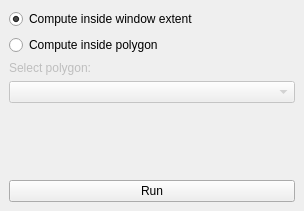
This is NoNameYetPlugin_dockwidget_base.ui in ctu-geoforall-lab/qgis-czech-lu-cn-analyzer-plugin as Qt 5 draws it before an edit. The edited form follows.
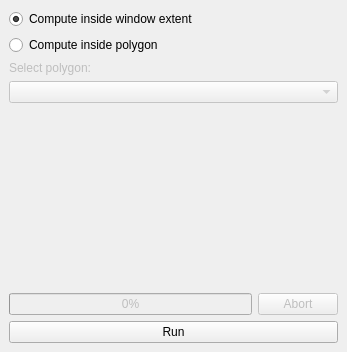
This is the edited form. Custom widgets are drawn as their Qt base class.

Commit message: Progress Bar & Abort Button

```diff
--- a/NoNameYetPlugin_dockwidget_base.ui
+++ b/NoNameYetPlugin_dockwidget_base.ui
@@ -6,8 +6,8 @@
    <rect>
     <x>0</x>
     <y>0</y>
-    <width>304</width>
-    <height>211</height>
+    <width>347</width>
+    <height>352</height>
    </rect>
   </property>
   <property name="windowTitle">
@@ -15,28 +15,41 @@
   </property>
   <widget class="QWidget" name="dockWidgetContents">
    <layout class="QGridLayout" name="gridLayout">
-    <item row="3" column="0">
-     <widget class="QgsMapLayerComboBox" name="mMapLayerComboBox">
-      <property name="enabled">
-       <bool>false</bool>
-      </property>
-     </widget>
-    </item>
-    <item row="1" column="0">
-     <widget class="QRadioButton" name="polygonButton">
-      <property name="text">
-       <string>Compute inside polygon</string>
-      </property>
-     </widget>
-    </item>
-    <item row="5" column="0">
+    <item row="8" column="0" colspan="2">
      <widget class="QPushButton" name="runButton">
       <property name="text">
        <string>Run</string>
       </property>
      </widget>
     </item>
-    <item row="4" column="0">
+    <item row="0" column="0">
+     <widget class="QRadioButton" name="extentButton">
+      <property name="text">
+       <string>Compute inside window extent</string>
+      </property>
+      <property name="checked">
+       <bool>true</bool>
+      </property>
+     </widget>
+    </item>
+    <item row="2" column="0">
+     <widget class="QLabel" name="polygonLabel">
+      <property name="enabled">
+       <bool>false</bool>
+      </property>
+      <property name="text">
+       <string>Select polygon:</string>
+      </property>
+     </widget>
+    </item>
+    <item row="3" column="0" colspan="2">
+     <widget class="QgsMapLayerComboBox" name="mMapLayerComboBox">
+      <property name="enabled">
+       <bool>false</bool>
+      </property>
+     </widget>
+    </item>
+    <item row="5" column="0">
      <spacer name="verticalSpacer">
       <property name="orientation">
        <enum>Qt::Vertical</enum>
@@ -49,23 +62,46 @@
       </property>
      </spacer>
     </item>
-    <item row="0" column="0">
-     <widget class="QRadioButton" name="extentButton">
-      <property name="text">
-       <string>Compute inside window extent</string>
+    <item row="7" column="0">
+     <widget class="QProgressBar" name="progressBar">
+      <property name="enabled">
+       <bool>false</bool>
       </property>
-      <property name="checked">
+      <property name="value">
+       <number>0</number>
+      </property>
+      <property name="textVisible">
        <bool>true</bool>
       </property>
+      <property name="orientation">
+       <enum>Qt::Horizontal</enum>
+      </property>
      </widget>
     </item>
-    <item row="2" column="0">
-     <widget class="QLabel" name="polygonLabel">
+    <item row="7" column="1">
+     <widget class="QPushButton" name="abortButton">
       <property name="enabled">
        <bool>false</bool>
       </property>
       <property name="text">
-       <string>Select polygon:</string>
+       <string>Abort</string>
+      </property>
+     </widget>
+    </item>
+    <item row="1" column="0">
+     <widget class="QRadioButton" name="polygonButton">
+      <property name="text">
+       <string>Compute inside polygon</string>
+      </property>
+     </widget>
+    </item>
+    <item row="6" column="0">
+     <widget class="QLabel" name="label">
+      <property name="enabled">
+       <bool>false</bool>
+      </property>
+      <property name="text">
+       <string/>
       </property>
      </widget>
     </item>
```
